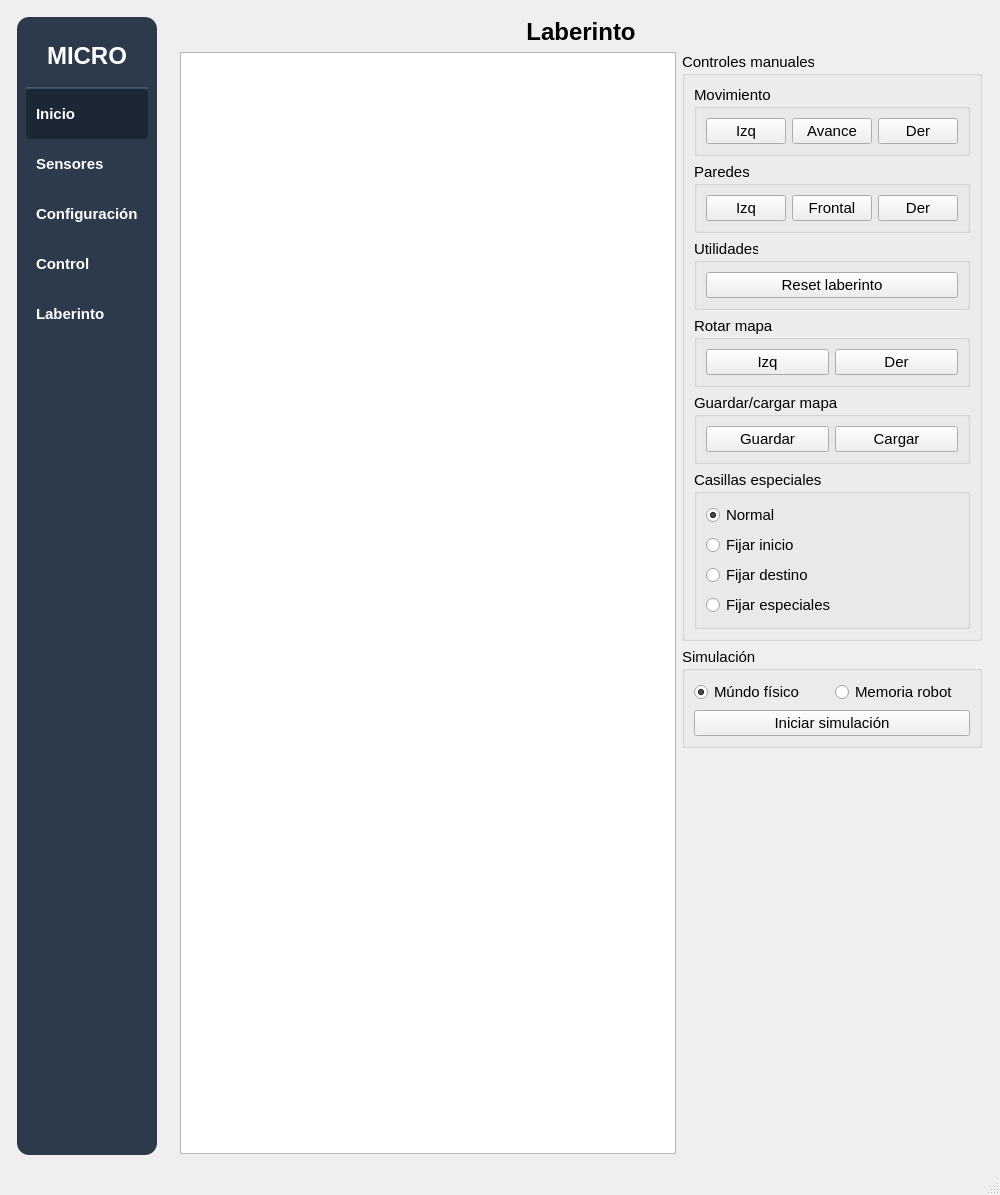
Above: mainwindow.ui from IvanLeiCas22/HMI_MICROMOUSE_V4 before the change. Below: the same form after it.
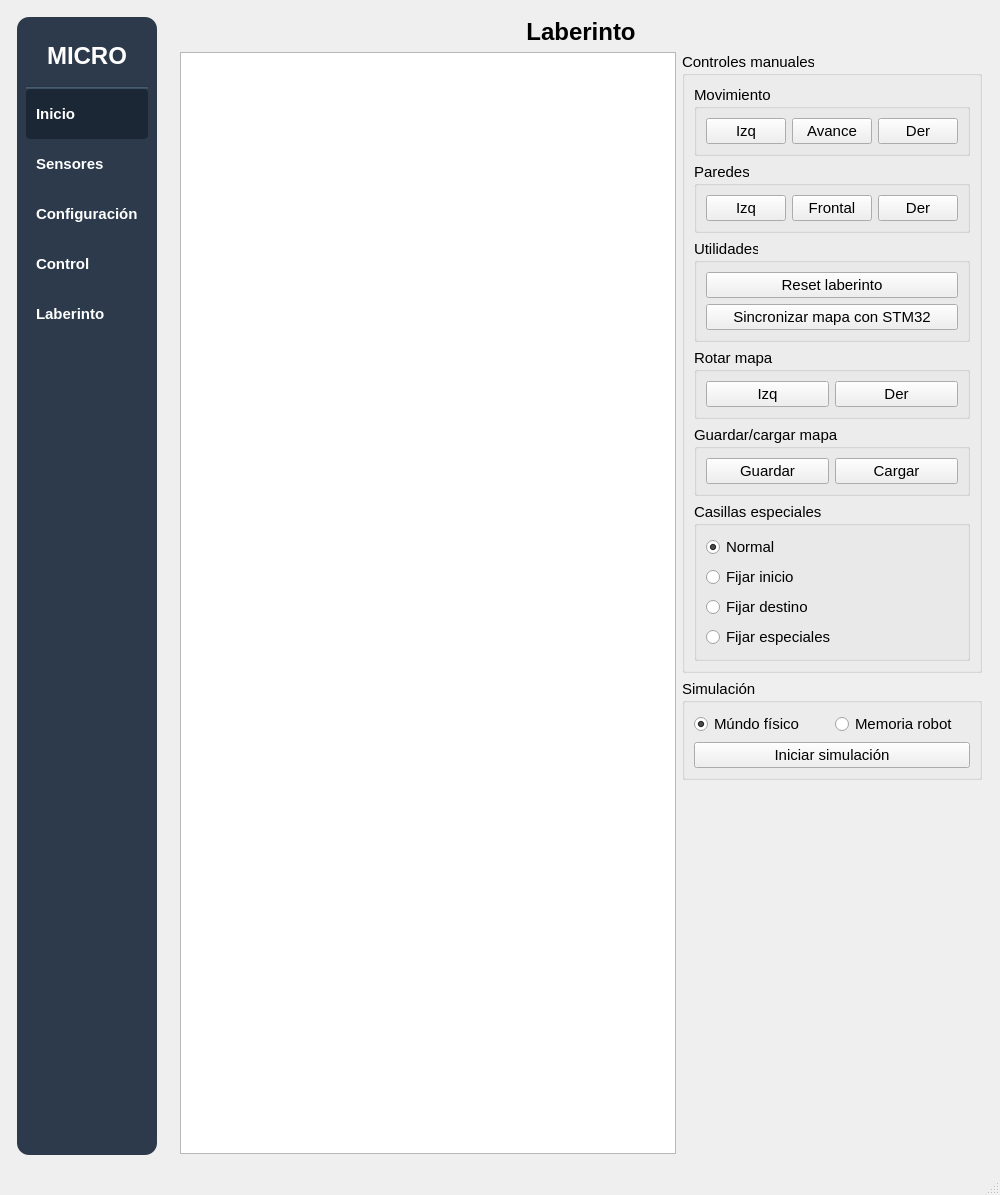
That is the form after the change. The open tabs and pages were chosen to show the change.

Commit message: Recibir mapa completo

The edit to the form file:
```diff
--- a/mainwindow.ui
+++ b/mainwindow.ui
@@ -2971,6 +2971,13 @@
                     </property>
                    </widget>
                   </item>
+                  <item>
+                   <widget class="QPushButton" name="btnSyncMaze">
+                    <property name="text">
+                     <string>Sincronizar mapa con STM32</string>
+                    </property>
+                   </widget>
+                  </item>
                  </layout>
                 </widget>
                </item>
```
Left out of the diff: 2 changed lines with no effect on the pictures. The commit also changes 17 other files.
